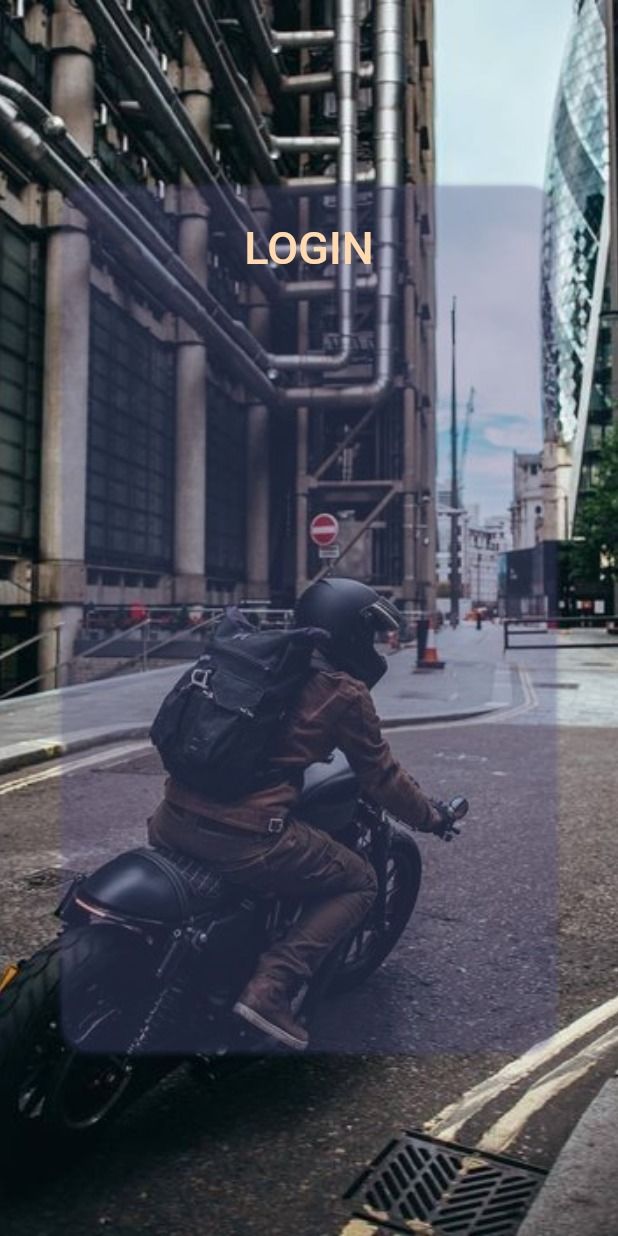
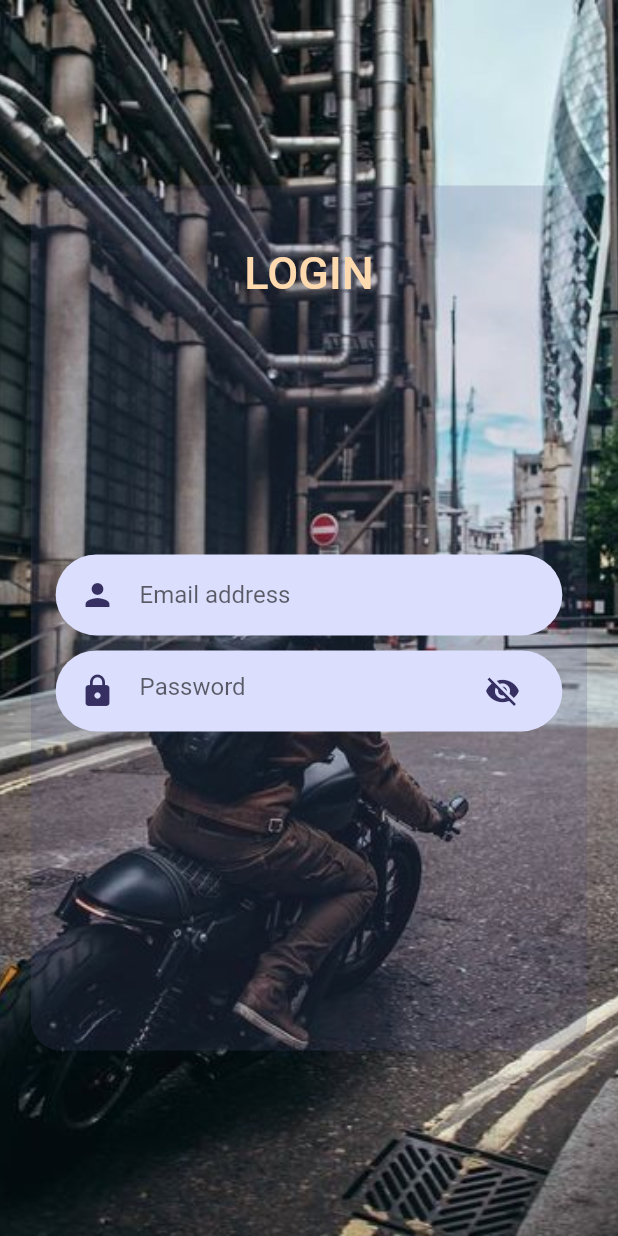
Before and after one commit to quyen1102/Flutter-moto-cart, a Flutter app: the screen it shows after launch, after a tap on "LOGIN", on a phone screen of 412 x 824 dp. Run offline on Flutter 3.47's test engine with Material 2 defaults, Android fonts, the phone set to English and light mode, and no system bars.

Commit message:
login screen, text field email, password

```diff
--- a/lib/Screens/Login/components/body.dart
+++ b/lib/Screens/Login/components/body.dart
@@ -3,8 +3,23 @@ import 'package:flutter_auth/Screens/Login/components/background_login.dart';
 import 'package:flutter_auth/components/background.dart';
 import 'package:flutter_auth/constans.dart';
 
-class Body extends StatelessWidget {
+import 'rounded_input_field.dart';
+import 'text_field_container.dart';
+
+class Body extends StatefulWidget {
   const Body({Key? key}) : super(key: key);
+
+  @override
+  State<Body> createState() => _BodyState();
+}
+
+class _BodyState extends State<Body> {
+  bool _passwordVisible = true;
+  @override
+  void initState() {
+    _passwordVisible = false;
+    super.initState();
+  }
 
   @override
   Widget build(BuildContext context) {
@@ -16,29 +31,54 @@ class Body extends StatelessWidget {
       child: Center(
         child: Container(
           alignment: Alignment.center,
-          width: size.width * 0.8,
+          width: size.width * 0.9,
           height: size.height * 0.7,
           decoration: BoxDecoration(
             borderRadius: const BorderRadius.all(Radius.circular(20)),
-            color: _color.withOpacity(0.1),
-            boxShadow: [
-              BoxShadow(
-                color: _color.withOpacity(0.3),
-                spreadRadius: 1,
-                blurRadius: 2,
-                offset: const Offset(0, 1), // changes position of shadow
-              ),
-            ],
+            color: _color.withOpacity(0.2),
           ),
           child: Column(
             children: <Widget>[
-              SizedBox(height: size.height * 0.03),
+              SizedBox(height: _spaceItem),
               Text(
                 "Login".toUpperCase(),
                 style: const TextStyle(
                   fontWeight: FontWeight.w500,
                   fontSize: 30,
                   color: textColorLight,
+                ),
+              ),
+              SizedBox(height: size.height * 0.2),
+              const RoundedInputField(
+                icon: Icons.person,
+                hintText: "Email address",
+              ),
+              TextFieldContainer(
+                child: TextField(
+                  obscureText: !_passwordVisible,
+                  enableSuggestions: false,
+                  autocorrect: false,
+                  decoration: InputDecoration(
+                    icon: const Icon(
+                      Icons.lock,
+                      color: kPrimaryColor,
+                    ),
+                    hintText: "Password",
+                    border: InputBorder.none,
+                    suffixIcon: IconButton(
+                      icon: Icon(
+                        _passwordVisible
+                            ? Icons.visibility
+                            : Icons.visibility_off,
+                        color: kPrimaryColor,
+                      ),
+                      onPressed: () {
+                        setState(() {
+                          _passwordVisible = !_passwordVisible;
+                        });
+                      },
+                    ),
+                  ),
                 ),
               ),
             ],
--- /dev/null
+++ b/lib/Screens/Login/components/rounded_input_field.dart
@@ -0,0 +1,32 @@
+import 'package:flutter/material.dart';
+import 'package:flutter_auth/Screens/Login/components/text_field_container.dart';
+import 'package:flutter_auth/constans.dart';
+
+class RoundedInputField extends StatelessWidget {
+  final String? hintText;
+  final IconData? icon;
+  final ValueChanged<String>? onChanged;
+  const RoundedInputField({
+    Key? key,
+    this.hintText,
+    this.icon,
+    this.onChanged,
+  }) : super(key: key);
+
+  @override
+  Widget build(BuildContext context) {
+    return TextFieldContainer(
+      child: TextField(
+        onChanged: onChanged,
+        decoration: InputDecoration(
+          icon: Icon(
+            icon,
+            color: kPrimaryColor,
+          ),
+          hintText: hintText,
+          border: InputBorder.none,
+        ),
+      ),
+    );
+  }
+}
--- /dev/null
+++ b/lib/Screens/Login/components/text_field_container.dart
@@ -0,0 +1,25 @@
+import 'package:flutter/material.dart';
+import 'package:flutter_auth/constans.dart';
+
+class TextFieldContainer extends StatelessWidget {
+  final Widget? child;
+  const TextFieldContainer({
+    Key? key,
+    required this.child,
+  }) : super(key: key);
+
+  @override
+  Widget build(BuildContext context) {
+    Size size = MediaQuery.of(context).size;
+    return Container(
+      margin: const EdgeInsets.symmetric(vertical: 5),
+      padding: const EdgeInsets.symmetric(horizontal: 16, vertical: 3),
+      width: size.width * 0.82,
+      decoration: BoxDecoration(
+        color: textFieldColor,
+        borderRadius: BorderRadius.circular(29),
+      ),
+      child: child,
+    );
+  }
+}
--- a/lib/constans.dart
+++ b/lib/constans.dart
@@ -4,4 +4,4 @@ const kPrimaryColor = Color(0xFF363062);
 const kPrimaryLightColor = Color(0xFF4D4C7D);
 const textColorLight = Color(0xFFFFDAAF);
 const textColor = Color(0xFFFFCC8F);
-const textFieldColor = Color(0xFF646FD4);
+const textFieldColor = Color(0xFFDBDFFD);
```
